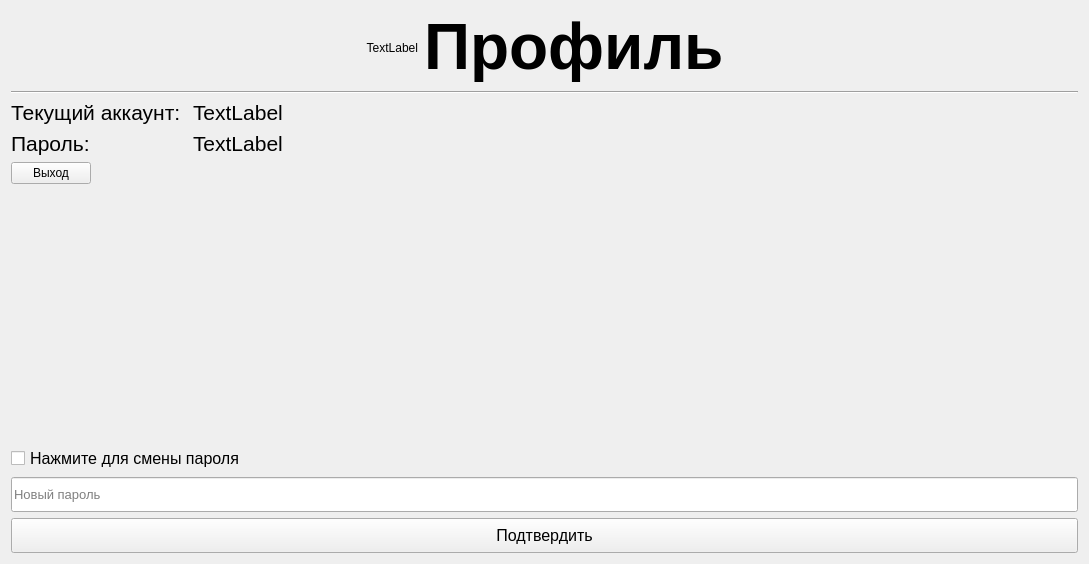
This is waveful-desktop/resources/UI/profile_content_widgetUI.ui in Rashitov-S/waveful-desktop as Qt 5 draws it before an edit. The edited form follows.
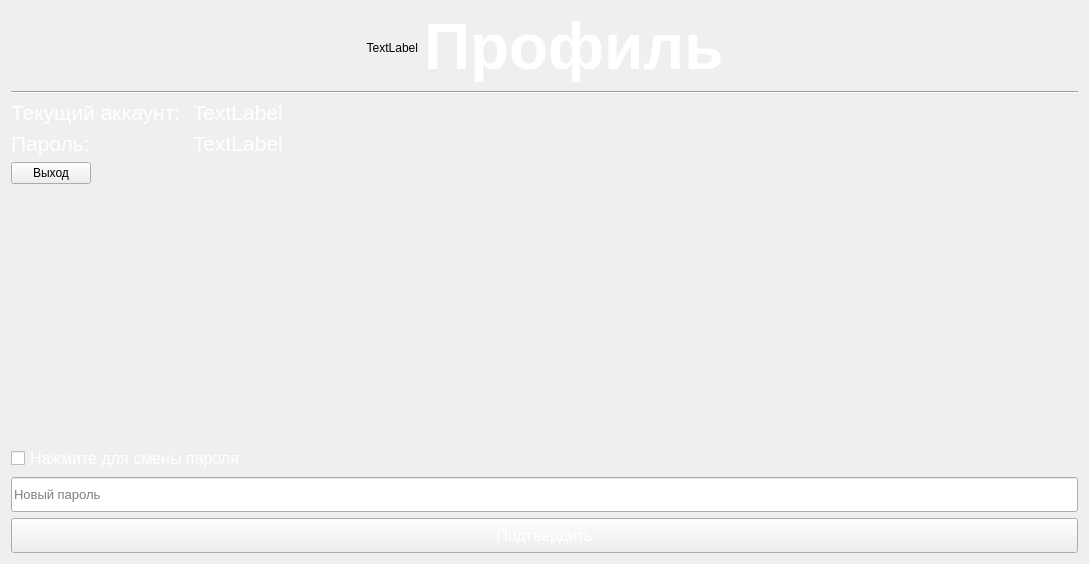
This is the edited form.

The edit to the form file:
```diff
--- a/waveful-desktop/resources/UI/profile_content_widgetUI.ui
+++ b/waveful-desktop/resources/UI/profile_content_widgetUI.ui
@@ -36,6 +36,9 @@
          <pointsize>12</pointsize>
         </font>
        </property>
+       <property name="styleSheet">
+        <string notr="true">color: #ffffff;</string>
+       </property>
        <property name="text">
         <string>Нажмите для смены пароля</string>
        </property>
@@ -72,6 +75,9 @@
          <pointsize>12</pointsize>
         </font>
        </property>
+       <property name="styleSheet">
+        <string notr="true">color: #ffffff;</string>
+       </property>
        <property name="text">
         <string>Подтвердить</string>
        </property>
@@ -111,6 +117,9 @@
          <pointsize>48</pointsize>
         </font>
        </property>
+       <property name="styleSheet">
+        <string notr="true">color: #ffffff;</string>
+       </property>
        <property name="text">
         <string>&lt;html&gt;&lt;head/&gt;&lt;body&gt;&lt;p&gt;&lt;span style=&quot; font-weight:600;&quot;&gt;Профиль&lt;/span&gt;&lt;/p&gt;&lt;/body&gt;&lt;/html&gt;</string>
        </property>
@@ -156,6 +165,9 @@
          <pointsize>16</pointsize>
         </font>
        </property>
+       <property name="styleSheet">
+        <string notr="true">color: #ffffff;</string>
+       </property>
        <property name="text">
         <string>Пароль:</string>
        </property>
@@ -174,6 +186,9 @@
          <pointsize>16</pointsize>
         </font>
        </property>
+       <property name="styleSheet">
+        <string notr="true">color: #ffffff;</string>
+       </property>
        <property name="text">
         <string>TextLabel</string>
        </property>
@@ -214,6 +229,9 @@
          <pointsize>16</pointsize>
         </font>
        </property>
+       <property name="styleSheet">
+        <string notr="true">color: #ffffff;</string>
+       </property>
        <property name="text">
         <string>TextLabel</string>
        </property>
@@ -232,6 +250,9 @@
          <pointsize>16</pointsize>
         </font>
        </property>
+       <property name="styleSheet">
+        <string notr="true">color: #ffffff;</string>
+       </property>
        <property name="text">
         <string>Текущий аккаунт: </string>
        </property>
```
Left out of the diff: 3 changed lines with no effect on the pictures.
